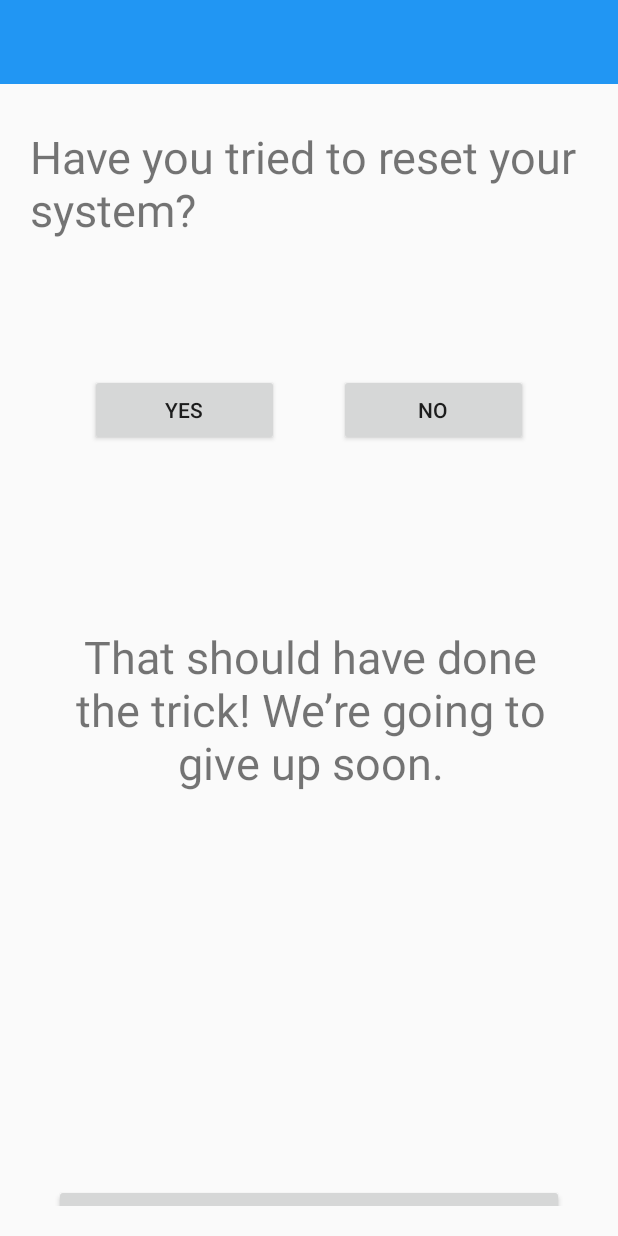
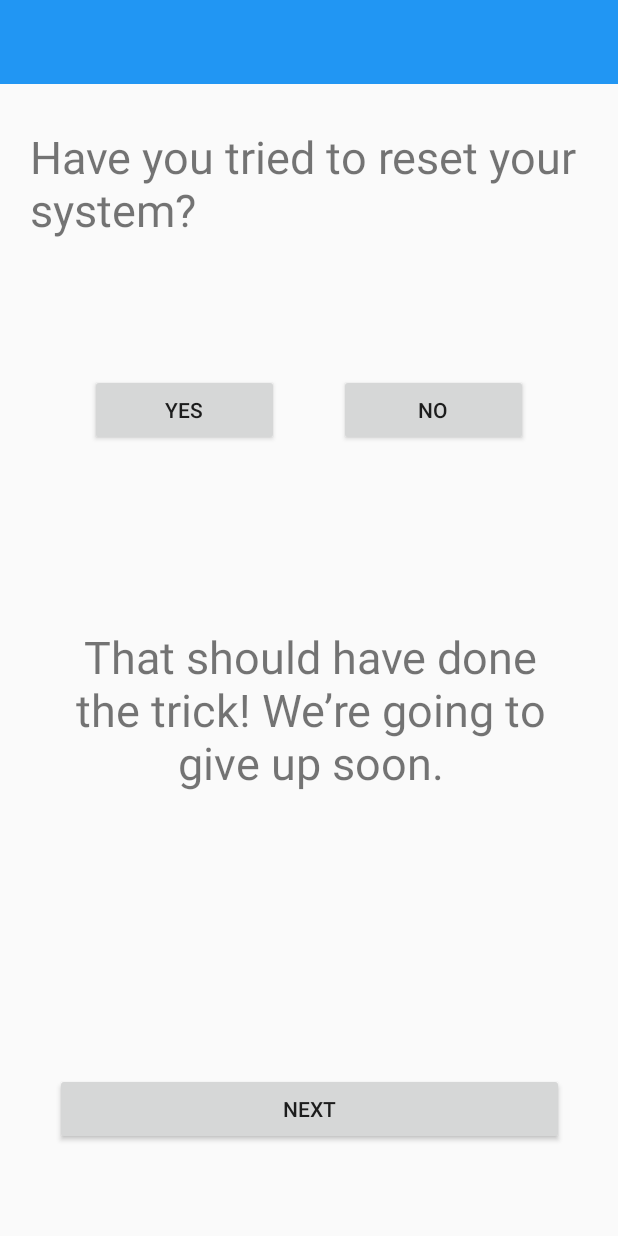
Before and after one commit to JacquelynDeHart/HelpMeIT, an Android app: the Console_Question4 screen opened directly, with no data from a screen before it, after a tap on "YES", on a phone screen of 412 x 824 dp. Run offline under Robolectric (Android 15) with nearby library versions, the phone set to English and light mode, and no system bars.

```diff
--- a/Help-MeIT/app/src/main/res/layout/activity_console__question4.xml
+++ b/Help-MeIT/app/src/main/res/layout/activity_console__question4.xml
@@ -107,19 +107,15 @@
 
         <Button
             android:id="@+id/btn_next"
-            android:layout_width="0dp"
+            android:layout_width="339dp"
             android:layout_height="wrap_content"
-            android:layout_marginStart="16dp"
-            android:layout_marginTop="225dp"
-            android:layout_marginEnd="16dp"
-            android:layout_marginBottom="20dp"
             android:text="@string/btn_next"
             android:visibility="invisible"
             app:layout_constraintBottom_toBottomOf="parent"
             app:layout_constraintEnd_toEndOf="parent"
-            app:layout_constraintHorizontal_bias="0.0"
             app:layout_constraintStart_toStartOf="parent"
-            app:layout_constraintTop_toBottomOf="@id/txt_consoleQ4A2" />
+            app:layout_constraintTop_toTopOf="parent"
+            app:layout_constraintVertical_bias="0.94" />
 
     </androidx.constraintlayout.widget.ConstraintLayout>
 </androidx.constraintlayout.widget.ConstraintLayout>
```
Also changed, not shown: Help-MeIT/app/src/main/java/com/example/help_meit/Console_Question5.kt (+28 -0 lines), Help-MeIT/app/src/main/res/layout/activity_console__question5.xml (+5 -9 lines).
